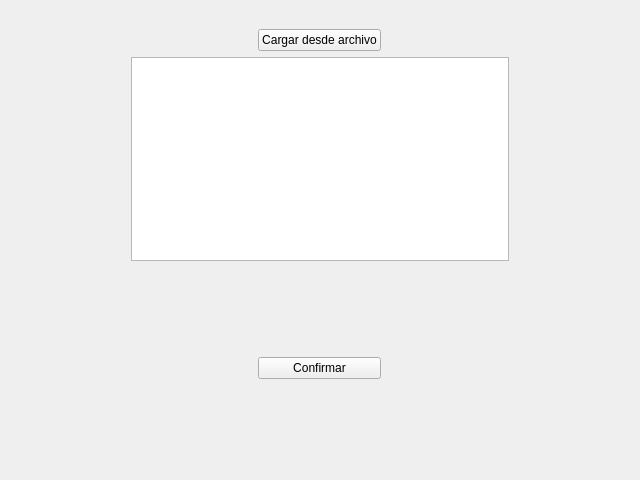
The window that sql_judge/view/qt_view/load_sql_view.ui (r4ulill0/gui_dbjudge) describes before a commit, drawn with Qt 5.
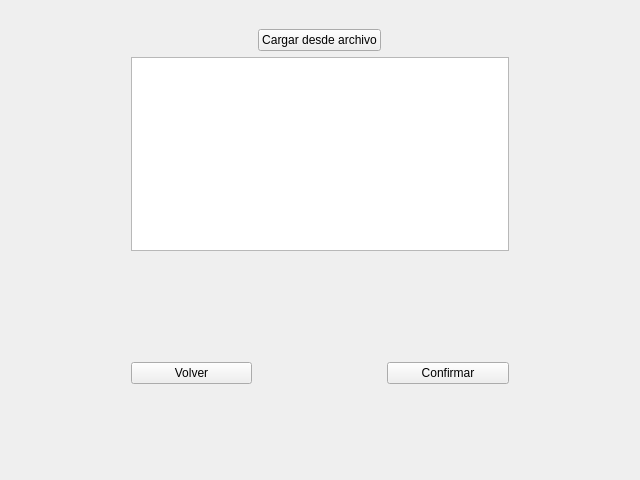
The same window after the commit.

Commit message: Changed the way widgets are displayed on main window. Completed tables and columns displays at data generation.

Diff of the .ui file:
```diff
--- a/sql_judge/view/qt_view/load_sql_view.ui
+++ b/sql_judge/view/qt_view/load_sql_view.ui
@@ -36,14 +36,7 @@
       </property>
      </spacer>
     </item>
-    <item row="1" column="3">
-     <widget class="QPushButton" name="load_file_button">
-      <property name="text">
-       <string>Cargar desde archivo</string>
-      </property>
-     </widget>
-    </item>
-    <item row="3" column="2">
+    <item row="4" column="3">
      <spacer name="verticalSpacer">
       <property name="orientation">
        <enum>Qt::Vertical</enum>
@@ -56,13 +49,6 @@
       </property>
      </spacer>
     </item>
-    <item row="3" column="3">
-     <widget class="QPushButton" name="confirm_button">
-      <property name="text">
-       <string>Confirmar</string>
-      </property>
-     </widget>
-    </item>
     <item row="0" column="5">
      <spacer name="horizontalSpacer_4">
       <property name="orientation">
@@ -76,6 +62,27 @@
       </property>
      </spacer>
     </item>
+    <item row="4" column="4">
+     <widget class="QPushButton" name="confirm_button">
+      <property name="text">
+       <string>Confirmar</string>
+      </property>
+     </widget>
+    </item>
+    <item row="1" column="3">
+     <widget class="QPushButton" name="load_file_button">
+      <property name="text">
+       <string>Cargar desde archivo</string>
+      </property>
+     </widget>
+    </item>
+    <item row="4" column="2">
+     <widget class="QPushButton" name="return_button">
+      <property name="text">
+       <string>Volver</string>
+      </property>
+     </widget>
+    </item>
     <item row="0" column="2">
      <spacer name="horizontalSpacer">
       <property name="orientation">
@@ -105,6 +112,13 @@
     <item row="2" column="2" colspan="3">
      <widget class="QPlainTextEdit" name="sql_text_input"/>
     </item>
+    <item row="3" column="2" colspan="3">
+     <widget class="QLabel" name="status_label">
+      <property name="text">
+       <string/>
+      </property>
+     </widget>
+    </item>
    </layout>
   </widget>
  </widget>
```
The commit also changes 22 other files.
